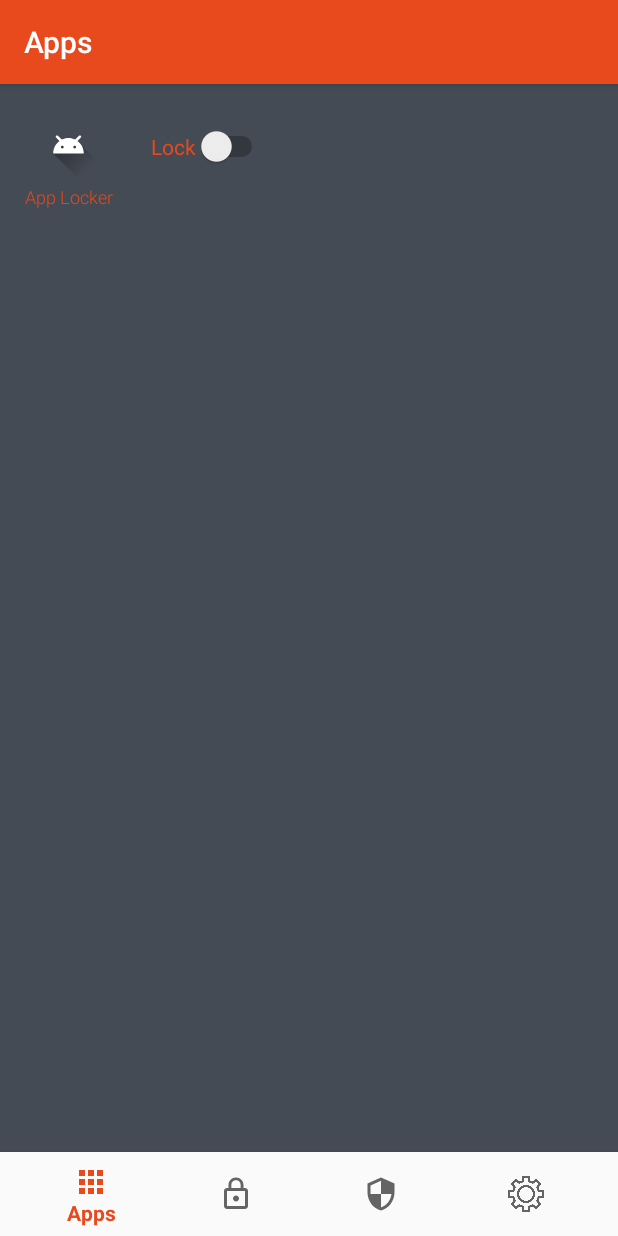
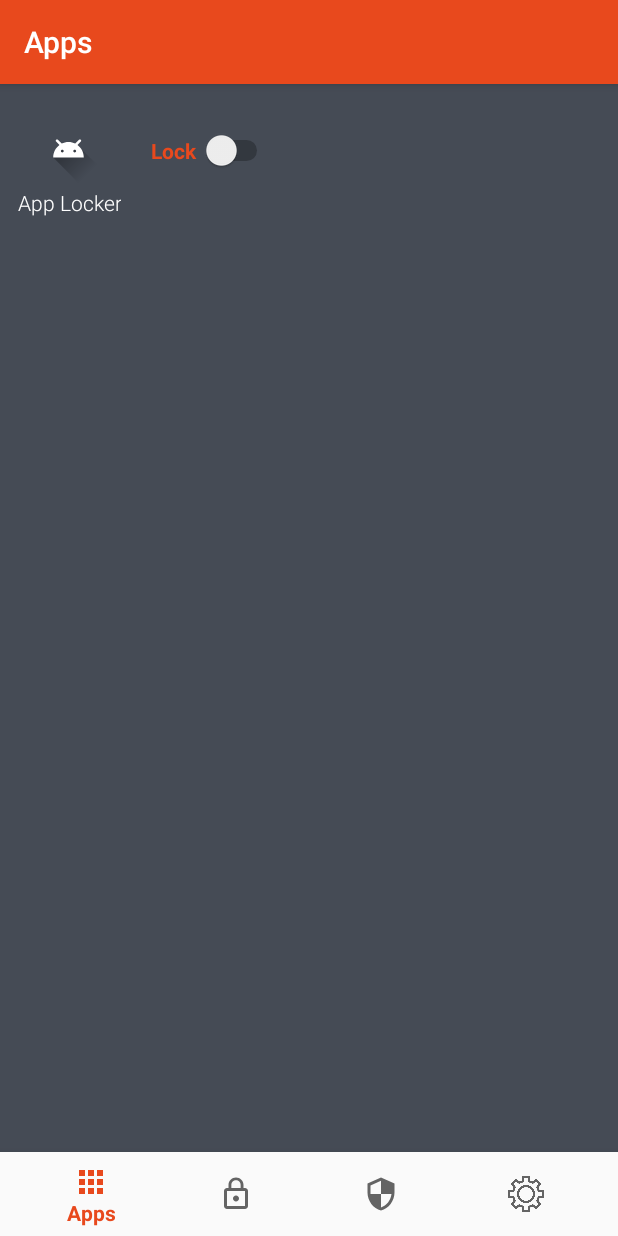
Before and after one commit to Jawidmohammadi/app-locker, an Android app: the AppsFragment screen opened directly, with no data from a screen before it, on a phone screen of 412 x 824 dp. Run offline under Robolectric (Android 15) with nearby library versions, the phone set to English and light mode, and no system bars; our stand-ins replace Room's generated code, RxJava, navigation-ui.

Commit message:
designed icon_item.xml for app fragment

```diff
--- a/app/build.gradle
+++ b/app/build.gradle
@@ -53,15 +53,15 @@ dependencies {
     implementation 'com.google.android.material:material:1.1.0'
 
     // ReactiveX-related dependencies.
-    implementation 'io.reactivex.rxjava2:rxjava:2.2.10'
+    implementation 'io.reactivex.rxjava2:rxjava:2.2.17'
     implementation 'io.reactivex.rxjava2:rxandroid:2.1.1'
 
     // Use of ROom ORM Object Relational Mapping Library Sql lite dependencies will be automatically added cause room itself is dependent on Sql lite dependencies.
     //Room and SQL Lite
     def room_version = "2.2.3"
     implementation "androidx.room:room-runtime:$room_version" // lets room use reactiveX
-    implementation 'androidx.navigation:navigation-fragment:2.2.0'
-    implementation 'androidx.navigation:navigation-ui:2.2.0'
+    implementation 'androidx.navigation:navigation-fragment:2.2.1'
+    implementation 'androidx.navigation:navigation-ui:2.2.1'
     implementation 'androidx.legacy:legacy-support-v4:1.0.0'
     annotationProcessor "androidx.room:room-compiler:$room_version"
     // uses room based on our annotation
--- a/app/src/main/res/layout/activity_login.xml
+++ b/app/src/main/res/layout/activity_login.xml
@@ -5,7 +5,8 @@
   xmlns:tools="http://schemas.android.com/tools"
   android:layout_width="match_parent"
   android:layout_height="match_parent"
-  tools:context=".controller.LoginActivity">
+  tools:context=".controller.LoginActivity"
+  android:background="@color/background">
 
   <com.google.android.gms.common.SignInButton
     android:id="@+id/sign_in"
--- a/app/src/main/res/layout/activity_main.xml
+++ b/app/src/main/res/layout/activity_main.xml
@@ -25,13 +25,12 @@
     android:name="androidx.navigation.fragment.NavHostFragment"
     app:defaultNavHost="true"
     app:layout_constraintBottom_toTopOf="@id/nav_view"
+    app:layout_constraintHorizontal_bias="0.0"
     app:layout_constraintLeft_toLeftOf="parent"
     app:layout_constraintRight_toRightOf="parent"
     app:layout_constraintTop_toTopOf="parent"
-    app:navGraph="@navigation/mobile_navigation"
-    />
-
-
+    app:layout_constraintVertical_bias="0.0"
+    app:navGraph="@navigation/mobile_navigation"/>
 
 
 </androidx.constraintlayout.widget.ConstraintLayout>
--- a/app/src/main/res/layout/fragment_apps.xml
+++ b/app/src/main/res/layout/fragment_apps.xml
@@ -4,7 +4,8 @@
   xmlns:app="http://schemas.android.com/apk/res-auto"
   android:layout_width="match_parent"
   android:layout_height="match_parent"
-  android:background="@color/background">
+  android:background="@color/background"
+  android:layout_marginBottom="55dp">
 
 
   <androidx.recyclerview.widget.RecyclerView
--- a/app/src/main/res/layout/icon_item.xml
+++ b/app/src/main/res/layout/icon_item.xml
@@ -6,7 +6,6 @@
   xmlns:tools="http://schemas.android.com/tools"
   android:layout_width="match_parent"
   android:layout_height="wrap_content">
-
   <ImageView
     android:id="@+id/icon"
     android:layout_width="50dp"
@@ -19,31 +18,35 @@
     app:layout_constraintHorizontal_weight="3"
     app:layout_constraintStart_toStartOf="@id/guideline"
     app:layout_constraintTop_toTopOf="parent"/>
+  <TextView
+    android:id="@+id/label"
+    android:maxLines="2"
+    android:maxWidth="75dp"
+    android:layout_width="wrap_content"
+    android:layout_height="wrap_content"
+    android:layout_weight="@integer/label_weight"
+    android:fontFamily="sans-serif-light"
+    android:textColor="#ffffff"
+    android:textAlignment="center"
+    style="@style/TextAppearance.AppCompat.Small"
+
+    app:layout_constraintEnd_toEndOf="@id/icon"
+    app:layout_constraintBottom_toBottomOf="parent"
+    app:layout_constraintStart_toStartOf="@id/icon"
+    app:layout_constraintTop_toBottomOf="@+id/icon"/>
+
   <Switch
     android:id="@+id/lock_switch"
     android:layout_width="wrap_content"
     android:layout_height="wrap_content"
-    android:layout_weight="1"
-    android:text="Lock"
+    android:layout_weight="2"
+    android:text="Lock "
+    android:textStyle="bold"
     android:textColor="@color/colorPrimary"
     app:layout_constraintBottom_toBottomOf="parent"
     app:layout_constraintStart_toStartOf="@id/icon"
     android:layout_marginStart="80dp"
     app:layout_constraintTop_toTopOf="parent"/>
-  <TextView
-    android:id="@+id/label"
-    style="@style/TextAppearance.AppCompat.Large"
-    android:layout_width="wrap_content"
-    android:layout_height="wrap_content"
-    android:layout_weight="@integer/label_weight"
-    android:fontFamily="sans-serif-light"
-    android:layout_marginStart="16dp"
-    app:layout_constraintEnd_toEndOf="@id/icon"
-    android:textColor="@color/colorPrimary"
-    android:textSize="12sp"
-    app:layout_constraintBottom_toBottomOf="parent"
-    app:layout_constraintStart_toStartOf="@id/guideline"
-    app:layout_constraintTop_toBottomOf="@+id/icon"/>
 
   <androidx.constraintlayout.widget.Guideline
     android:id="@+id/guideline"
--- a/app/src/main/res/menu/bottom_nav_menu.xml
+++ b/app/src/main/res/menu/bottom_nav_menu.xml
@@ -1,7 +1,5 @@
 <?xml version="1.0" encoding="utf-8"?>
 <menu xmlns:android="http://schemas.android.com/apk/res/android">
-
-
   <item
     android:id="@+id/navigation_apps"
     android:icon="@drawable/ic_apps"
--- a/app/src/main/res/values/integers.xml
+++ b/app/src/main/res/values/integers.xml
@@ -1,5 +1,5 @@
 <?xml version="1.0" encoding="utf-8"?>
 <resources>
-  <integer name="icon_weight">1</integer>
-  <integer name="label_weight">1</integer>
+  <integer name="icon_weight">5</integer>
+  <integer name="label_weight">2</integer>
 </resources>
--- a/app/src/main/res/values/strings.xml
+++ b/app/src/main/res/values/strings.xml
@@ -8,9 +8,8 @@
   <string name="create_your_pin">Create your Pin</string>
   <string name="create_your_password">Create your password</string>
   <string name="create_your_pattern">Create your pattern</string>
-
+  <string name="content_description_placeholder">Placeholder</string>
   <!-- TODO: Remove or change this placeholder text -->
-  <string name="hello_blank_fragment">Hello blank fragment</string>
   <string name="login_failure">LoginFailure</string>
   <string name="finger_print">Finger Print</string>
   <string name="input_pin_to_unlock">INPUT PIN TO UNLOCK</string>
```
